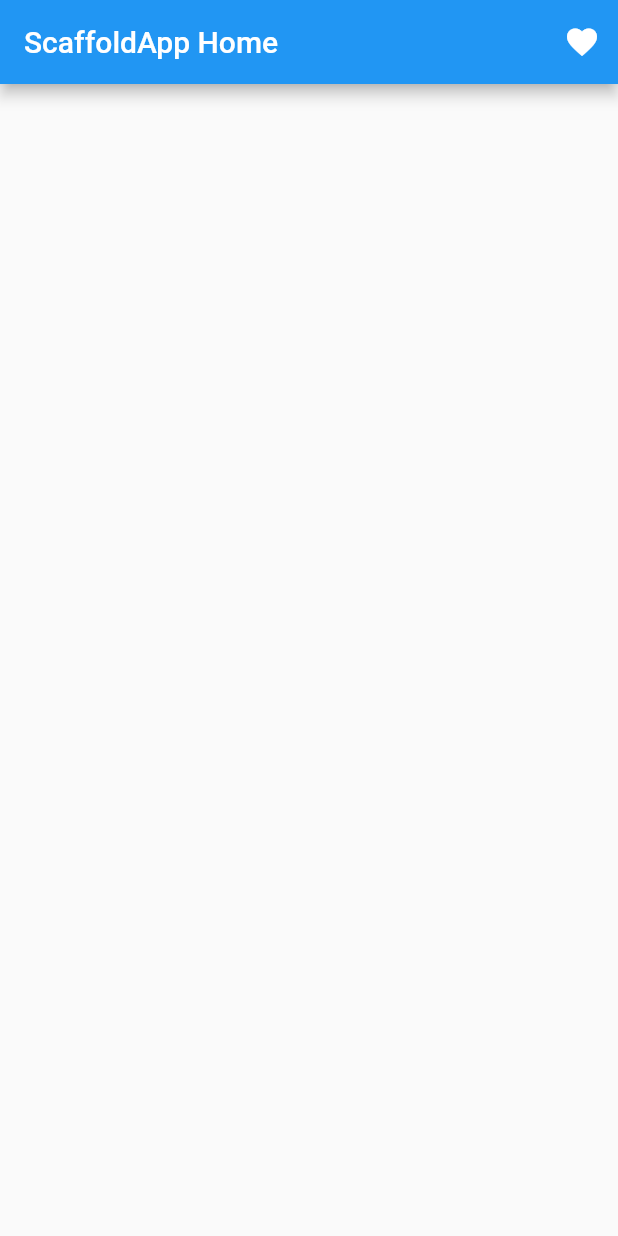
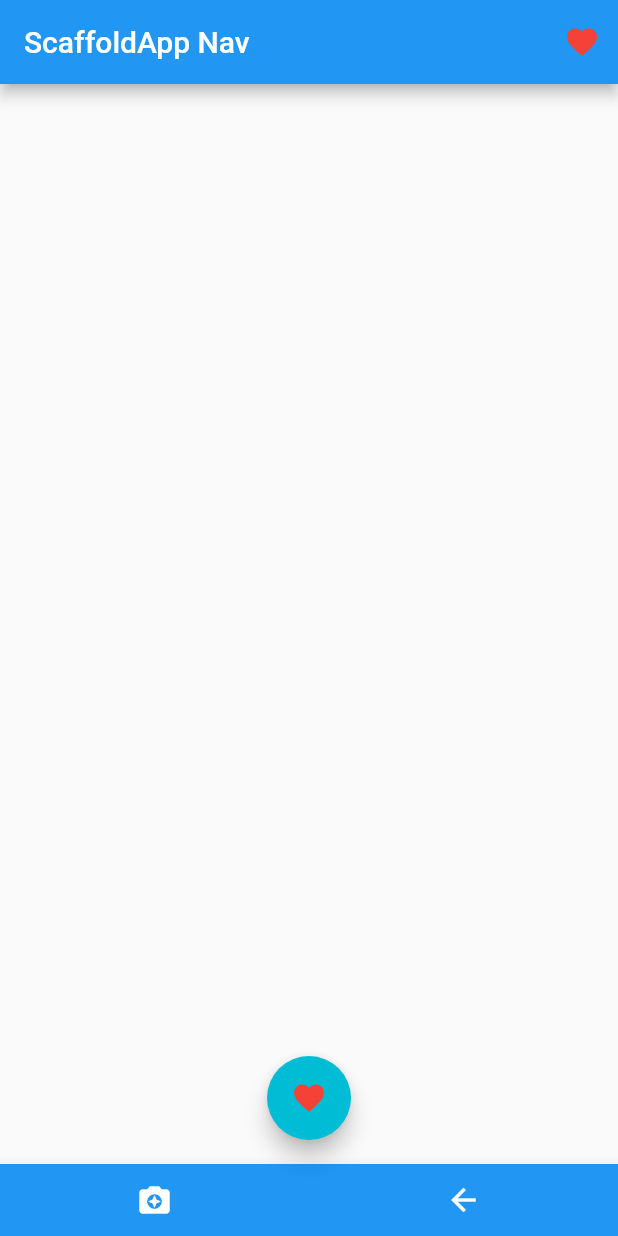
Before and after one commit to Edwin3002/openBootcampFlutter, a Flutter app: the screen it shows after launch, after a tap on the "favorite outline" icon, on a phone screen of 412 x 824 dp. Run offline on Flutter 3.47's test engine with Material 2 defaults, Android fonts, the phone set to English and light mode, and no system bars; generated files the repository leaves out were written again.

Commit message:
floatingActionButton

```diff
--- a/scaffoldappbar/lib/main.dart
+++ b/scaffoldappbar/lib/main.dart
@@ -4,7 +4,7 @@ import 'src/app.dart';
 import 'src/settings/settings_controller.dart';
 import 'src/settings/settings_service.dart';
 
-void main() async {
+void main() {
   runApp(MyApp());
 }
 
@@ -12,7 +12,9 @@ class MyApp extends StatelessWidget {
   @override
   Widget build(BuildContext context) {
     return MaterialApp(
-        title: "Scaffold", home: MyHomePage(title: "ScaffoldApp Home"));
+        title: "Scaffold",
+        debugShowCheckedModeBanner: false,
+        home: MyHomePage(title: "ScaffoldApp Nav"));
   }
 }
 
@@ -37,8 +39,44 @@ class _MyHomePageState extends State<MyHomePage> {
     return Scaffold(
       appBar: AppBar(
         title: (Text(widget.title!)),
-        actions: [IconButton(onPressed: (){_likedChange();}, icon: _heart)],
+        actions: [
+          IconButton(
+              onPressed: () {
+                _likedChange();
+              },
+              icon: _heart)
+        ],
       ),
+      floatingActionButton: FloatingActionButton(
+        onPressed: () {
+          _likedChange();
+        },
+        backgroundColor: Colors.cyan,
+        child: _heart,
+        // label: Text("Like!"),
+      ),
+      floatingActionButtonLocation: FloatingActionButtonLocation.centerFloat,
+      bottomNavigationBar: BottomAppBar(
+      color: Colors.blue,
+      shape: CircularNotchedRectangle(),
+          child: Container(
+        child: Row(
+        mainAxisAlignment: MainAxisAlignment.spaceAround,
+        children: [
+          IconButton(
+              onPressed: null,
+              icon: Icon(
+                Icons.camera_enhance,
+                color: Colors.white,
+              )),
+               IconButton(
+              onPressed: null,
+              icon: Icon(
+                Icons.arrow_back,
+                color: Colors.white,
+              ))
+        ]),
+      )),
     );
   }
 
@@ -53,7 +91,7 @@ class _MyHomePageState extends State<MyHomePage> {
       } else {
         _heart = Icon(
           Icons.favorite,
-          color: Colors.white,
+          color: Colors.red,
         );
         _liked = true;
       }
```
